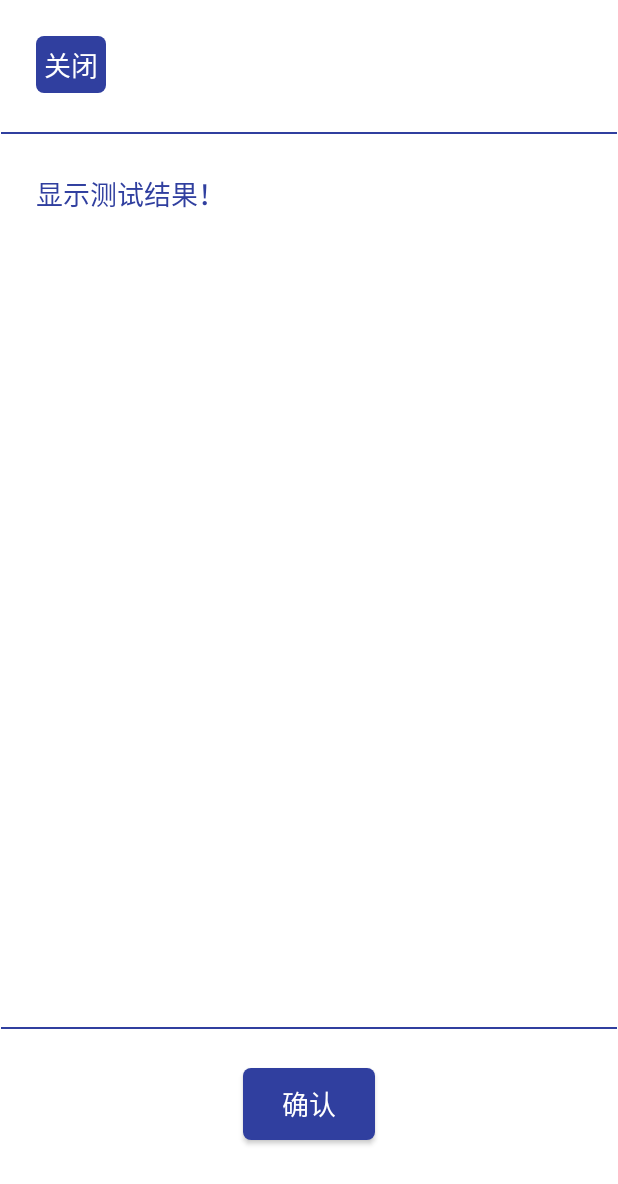
After one commit to CherryLius/camera-debug, an Android app: the layout layout_analytic_result.xml on its own in the app's theme, with its tools: preview values and no code run, on a phone screen of 412 x 824 dp. The commit adds this screen. Shown: the top 1184 px of the screen. Run offline under Robolectric (Android 15) with nearby library versions, the phone set to English and light mode, and no system bars.

Commit message:
add some ui.

```diff
--- a/app/src/main/java/com/hele/hardware/analyser/camera/Camera1.java
+++ b/app/src/main/java/com/hele/hardware/analyser/camera/Camera1.java
@@ -75,9 +75,9 @@ public class Camera1 implements Function {
         mCamera.takePicture(null, null, new Camera.PictureCallback() {
             @Override
             public void onPictureTaken(byte[] data, Camera camera) {
-                //stopPreview();
+                stopPreview();
                 mBackgroundHandler.post(new ImageSaver(mContext, data, mFilePath, Camera1.this));
-                startPreview();
+                //startPreview();
             }
         });
     }
--- a/app/src/main/java/com/hele/hardware/analyser/camera/CameraCompact.java
+++ b/app/src/main/java/com/hele/hardware/analyser/camera/CameraCompact.java
@@ -43,6 +43,10 @@ public class CameraCompact {
         stopBackgroundThread();
     }
 
+    public void startPreview() {
+        mFunction.startPreview();
+    }
+
     public void setCallback(CameraCallback callback) {
         mFunction.setCameraCallback(callback);
     }
--- a/app/src/main/java/com/hele/hardware/analyser/capture/CaptureContract.java
+++ b/app/src/main/java/com/hele/hardware/analyser/capture/CaptureContract.java
@@ -16,6 +16,8 @@ public interface CaptureContract {
 
         void showBitmap(Bitmap bitmap);
 
+        void updateController(boolean isInCapture);
+
         boolean isInCapture();
     }
 
--- /dev/null
+++ b/app/src/main/res/drawable/ic_divider.xml
@@ -0,0 +1,11 @@
+<?xml version="1.0" encoding="utf-8"?>
+<shape xmlns:android="http://schemas.android.com/apk/res/android"
+    android:shape="line">
+
+    <size android:height="5dp" />
+
+    <stroke
+        android:width="1dp"
+        android:color="@color/colorPrimaryDark" />
+
+</shape>
--- /dev/null
+++ b/app/src/main/res/drawable/ic_solid_rect_round_bg.xml
@@ -0,0 +1,5 @@
+<?xml version="1.0" encoding="utf-8"?>
+<shape xmlns:android="http://schemas.android.com/apk/res/android">
+    <corners android:radius="5dp" />
+    <solid android:color="@color/colorPrimaryDark" />
+</shape>
--- /dev/null
+++ b/app/src/main/res/layout/layout_analytic_result.xml
@@ -0,0 +1,44 @@
+<?xml version="1.0" encoding="utf-8"?>
+<LinearLayout xmlns:android="http://schemas.android.com/apk/res/android"
+    android:layout_width="match_parent"
+    android:layout_height="match_parent"
+    android:background="#fbffffff"
+    android:divider="@drawable/ic_divider"
+    android:orientation="vertical"
+    android:showDividers="middle">
+
+    <android.support.v7.widget.AppCompatTextView
+        android:id="@+id/tv_close"
+        style="@style/TextView"
+        android:layout_width="wrap_content"
+        android:layout_height="wrap_content"
+        android:layout_margin="24dp"
+        android:background="@drawable/ic_solid_rect_round_bg"
+        android:padding="5dp"
+        android:text="@string/text_close"
+        android:textColor="#ffffff" />
+
+    <android.support.v7.widget.AppCompatTextView
+        android:id="@+id/tv_result"
+        style="@style/TextView"
+        android:layout_width="match_parent"
+        android:layout_height="0dp"
+        android:layout_margin="24dp"
+        android:layout_weight="3"
+        android:lineSpacingExtra="2dp"
+        android:scrollbars="vertical"
+        android:text="@string/text_debug" />
+
+    <android.support.v7.widget.AppCompatButton
+        android:id="@+id/btn_confirm"
+        style="@style/Button"
+        android:layout_width="wrap_content"
+        android:layout_height="wrap_content"
+        android:layout_gravity="center_horizontal"
+        android:layout_marginBottom="64dp"
+        android:layout_marginTop="24dp"
+        android:background="@drawable/ic_solid_rect_round_bg"
+        android:text="@string/text_confirm"
+        android:textColor="#ffffff" />
+
+</LinearLayout>
--- a/app/src/main/res/values/strings.xml
+++ b/app/src/main/res/values/strings.xml
@@ -2,10 +2,13 @@
     <string name="app_name">Analyser</string>
 
     <string-array name="main_items">
-        <item>拍照检测</item>
+        <item>免疫检测</item>
     </string-array>
 
     <!--View character-->
-    <string name="btn_capture">Capture</string>
-    <string name="btn_switch">Switch</string>
+    <string name="text_capture">Capture</string>
+    <string name="text_switch">Switch</string>
+    <string name="text_close">关闭</string>
+    <string name="text_confirm">确认</string>
+    <string name="text_debug">显示测试结果！</string>
 </resources>
--- a/app/src/main/res/values/styles.xml
+++ b/app/src/main/res/values/styles.xml
@@ -16,4 +16,10 @@
     <style name="AppTheme.AppBarOverlay" parent="ThemeOverlay.AppCompat.Dark.ActionBar" />
 
     <style name="AppTheme.PopupOverlay" parent="ThemeOverlay.AppCompat.Light" />
+
+    <style name="TextView" parent="TextAppearance.AppCompat.Medium">
+        <item name="android:textColor">@color/colorPrimaryDark</item>
+    </style>
+
+    <style name="Button" parent="TextAppearance.AppCompat.Medium"></style>
 </resources>
```
Also changed, not shown: app/src/main/java/com/hele/hardware/analyser/camera/Camera2.java (+20 -5 lines), app/src/main/java/com/hele/hardware/analyser/capture/CaptureFragment.java (+88 -10 lines), app/src/main/java/com/hele/hardware/analyser/capture/CapturePresenter.java (+9 -1 lines), app/src/main/java/com/hele/hardware/analyser/capture/CaptureRenderer.java (+13 -0 lines), app/src/main/java/com/hele/hardware/analyser/main/MainActivity.java (+24 -44 lines), app/src/main/res/drawable/ic_capture_white_64dp.xml (added, +9 -0 lines), app/src/main/res/drawable/ic_close_white_48dp.xml (added, +9 -0 lines), app/src/main/res/drawable/ic_colorize_white_48dp.xml (added, +9 -0 lines), app/src/main/res/drawable/ic_stroke_rect_round_bg.xml (added, +7 -0 lines), app/src/main/res/drawable/ic_switch_camera_white_32dp.xml (added, +9 -0 lines), app/src/main/res/layout/fragment_capture.xml (+6 -20 lines), app/src/main/res/layout/layout_capture_controller.xml (added, +53 -0 lines).
